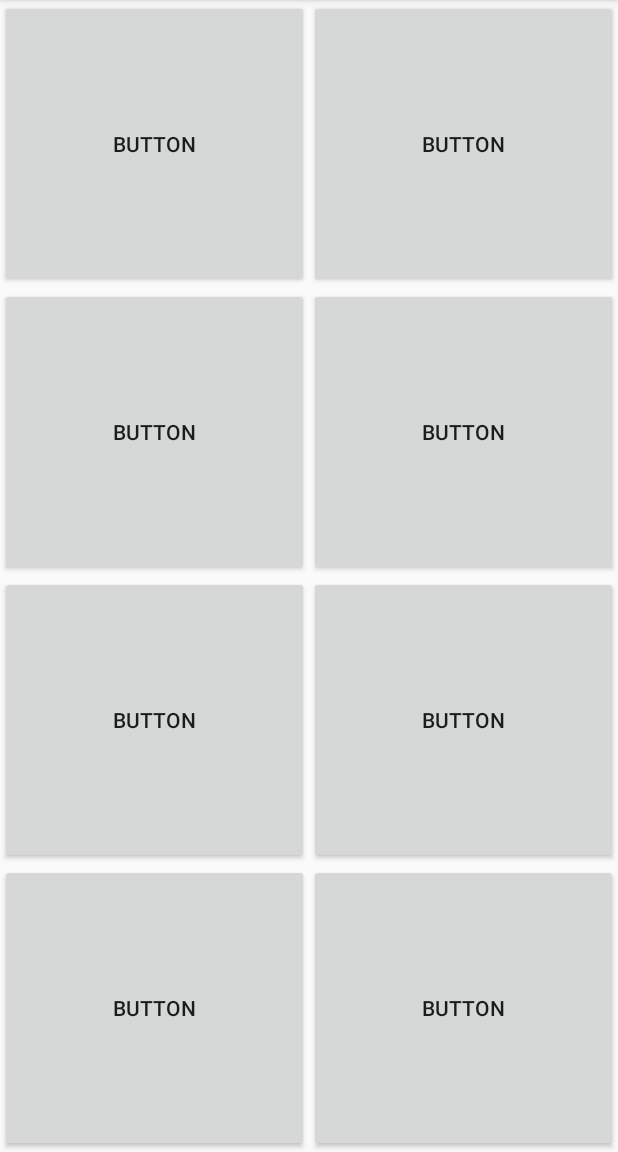
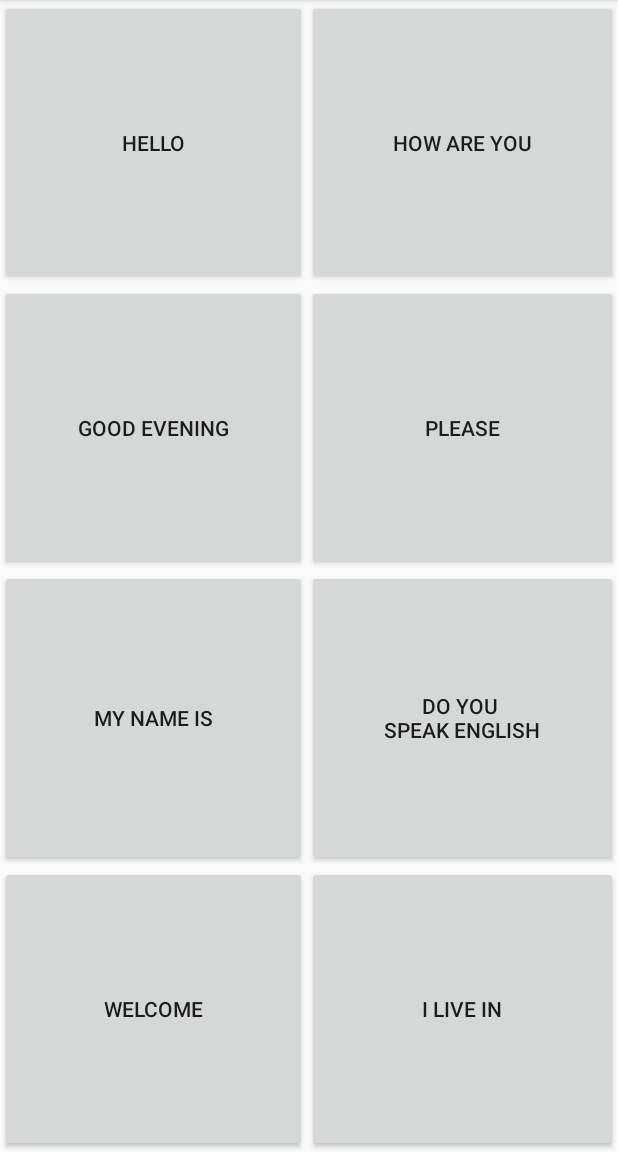
Before and after one commit to KaupoA/BasicFrenchPhrases, an Android app: the screen it shows after launch (MainActivity), on a phone screen of 412 x 824 dp, the part 84-1236 px from its top. Run offline under Robolectric (Android 15) with nearby library versions, the phone set to English and light mode, and no system bars.

Commit message:
App done

```diff
--- a/app/src/main/java/com/kast/basicfrenchphrases/MainActivity.java
+++ b/app/src/main/java/com/kast/basicfrenchphrases/MainActivity.java
@@ -1,13 +1,34 @@
 package com.kast.basicfrenchphrases;
 
+import android.media.MediaPlayer;
 import android.support.v7.app.AppCompatActivity;
 import android.os.Bundle;
+import android.util.Log;
+import android.view.View;
+import android.widget.Button;
 
 public class MainActivity extends AppCompatActivity {
+
+    public void phraseButton(View view) {
+
+        int id = view.getId();
+        String ourId = "";
+
+        ourId = view.getResources().getResourceEntryName(id);
+
+        int resourceId = getResources().getIdentifier(ourId, "raw", "com.kast.basicfrenchphrases");
+
+        MediaPlayer mplayer = MediaPlayer.create(this, resourceId);
+        mplayer.start();
+
+    }
 
     @Override
     protected void onCreate(Bundle savedInstanceState) {
         super.onCreate(savedInstanceState);
         setContentView(R.layout.activity_main);
+
+
+
     }
 }
--- a/app/src/main/res/layout/activity_main.xml
+++ b/app/src/main/res/layout/activity_main.xml
@@ -13,92 +13,101 @@
         android:layout_centerVertical="true">
 
         <Button
-            android:id="@+id/button"
+            android:id="@+id/hello"
             android:layout_width="wrap_content"
             android:layout_height="wrap_content"
             android:layout_column="0"
+            android:layout_columnWeight="1"
+            android:layout_gravity="fill"
             android:layout_row="0"
-            android:layout_gravity="fill"
             android:layout_rowWeight="1"
-            android:layout_columnWeight="1"
-            android:text="Button" />
+            android:onClick="phraseButton"
+            android:text="Hello" />
 
         <Button
-            android:id="@+id/button1"
+            android:id="@+id/howareyou"
             android:layout_width="wrap_content"
             android:layout_height="wrap_content"
             android:layout_column="1"
+            android:layout_columnWeight="1"
+            android:layout_gravity="fill"
             android:layout_row="0"
-            android:layout_gravity="fill"
             android:layout_rowWeight="1"
-            android:layout_columnWeight="1"
-            android:text="Button" />
+            android:onClick="phraseButton"
+            android:text="How are you" />
+
 
         <Button
-            android:id="@+id/button2"
+            android:id="@+id/goodevening"
             android:layout_width="wrap_content"
             android:layout_height="wrap_content"
             android:layout_column="0"
+            android:layout_columnWeight="1"
+            android:layout_gravity="fill"
             android:layout_row="1"
-            android:layout_gravity="fill"
             android:layout_rowWeight="1"
-            android:layout_columnWeight="1"
-            android:text="Button" />
+            android:onClick="phraseButton"
+            android:text="Good evening" />
 
         <Button
-            android:id="@+id/button3"
+            android:id="@+id/please"
             android:layout_width="wrap_content"
             android:layout_height="wrap_content"
             android:layout_column="1"
+            android:layout_columnWeight="1"
+            android:layout_gravity="fill"
             android:layout_row="1"
-            android:layout_gravity="fill"
             android:layout_rowWeight="1"
-            android:layout_columnWeight="1"
-            android:text="Button" />
+            android:onClick="phraseButton"
+            android:text="Please" />
 
         <Button
-            android:id="@+id/button4"
+            android:id="@+id/mynameis"
             android:layout_width="wrap_content"
             android:layout_height="wrap_content"
             android:layout_column="0"
+            android:layout_columnWeight="1"
+            android:layout_gravity="fill"
             android:layout_row="2"
-            android:layout_gravity="fill"
             android:layout_rowWeight="1"
-            android:layout_columnWeight="1"
-            android:text="Button" />
+            android:onClick="phraseButton"
+            android:text="My name is" />
 
         <Button
-            android:id="@+id/button5"
+            android:id="@+id/doyouspeakenglish"
             android:layout_width="wrap_content"
             android:layout_height="wrap_content"
             android:layout_column="1"
+            android:layout_columnWeight="1"
+            android:layout_gravity="fill"
             android:layout_row="2"
-            android:layout_gravity="fill"
             android:layout_rowWeight="1"
-            android:layout_columnWeight="1"
-            android:text="Button" />
+            android:onClick="phraseButton"
+            android:text="Do you &#10;speak english" />
 
         <Button
-            android:id="@+id/button6"
+            android:id="@+id/welcome"
             android:layout_width="wrap_content"
             android:layout_height="wrap_content"
             android:layout_column="0"
+            android:layout_columnWeight="1"
+            android:layout_gravity="fill"
             android:layout_row="3"
-            android:layout_gravity="fill"
             android:layout_rowWeight="1"
-            android:layout_columnWeight="1"
-            android:text="Button" />
+            android:onClick="phraseButton"
+            android:text="Welcome" />
 
         <Button
-            android:id="@+id/button7"
+            android:id="@+id/ilivein"
             android:layout_width="wrap_content"
             android:layout_height="wrap_content"
             android:layout_column="1"
+            android:layout_columnWeight="1"
+            android:layout_gravity="fill"
             android:layout_row="3"
-            android:layout_gravity="fill"
             android:layout_rowWeight="1"
-            android:layout_columnWeight="1"
-            android:text="Button" />
+            android:onClick="phraseButton"
+            android:text="I live in" />
 
     </GridLayout>
 
```
